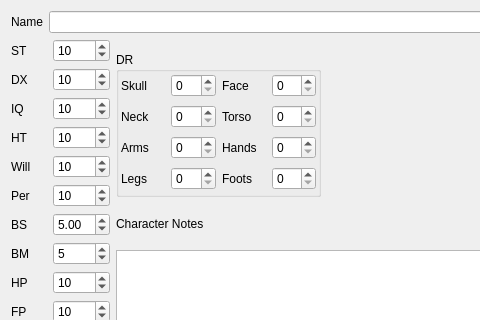
Old version of the form trunk/charactereditor.ui in the repository JFPRENANT/gurps-combat-helper; both pictures show x 0 to 480 and y 0 to 320 of the 685 by 449 pixel window.
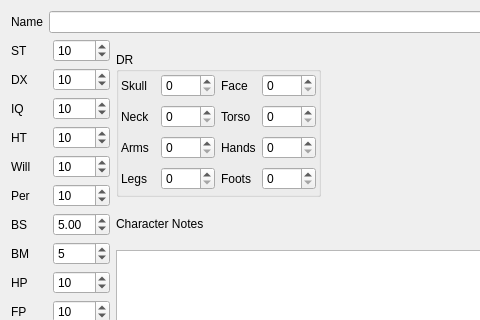
New version of the form.

Commit message: update limits for numerical values up to 10000

Diff of the .ui file:
```diff
--- a/trunk/charactereditor.ui
+++ b/trunk/charactereditor.ui
@@ -7,7 +7,7 @@
     <x>0</x>
     <y>0</y>
     <width>685</width>
-    <height>417</height>
+    <height>445</height>
    </rect>
   </property>
   <property name="windowTitle">
@@ -260,7 +260,11 @@
            </widget>
           </item>
           <item row="0" column="1">
-           <widget class="QSpinBox" name="sbDrSkull"/>
+           <widget class="QSpinBox" name="sbDrSkull">
+            <property name="maximum">
+             <number>9999</number>
+            </property>
+           </widget>
           </item>
           <item row="0" column="2">
            <widget class="QLabel" name="label_17">
@@ -270,7 +274,11 @@
            </widget>
           </item>
           <item row="0" column="3">
-           <widget class="QSpinBox" name="sbDrFace"/>
+           <widget class="QSpinBox" name="sbDrFace">
+            <property name="maximum">
+             <number>9999</number>
+            </property>
+           </widget>
           </item>
           <item row="1" column="0">
            <widget class="QLabel" name="label_18">
@@ -283,7 +291,11 @@
            </widget>
           </item>
           <item row="1" column="1">
-           <widget class="QSpinBox" name="sbDrNeck"/>
+           <widget class="QSpinBox" name="sbDrNeck">
+            <property name="maximum">
+             <number>9999</number>
+            </property>
+           </widget>
           </item>
           <item row="1" column="2">
            <widget class="QLabel" name="label_19">
@@ -293,7 +305,11 @@
            </widget>
           </item>
           <item row="1" column="3">
-           <widget class="QSpinBox" name="sbDrTorso"/>
+           <widget class="QSpinBox" name="sbDrTorso">
+            <property name="maximum">
+             <number>9999</number>
+            </property>
+           </widget>
           </item>
           <item row="2" column="0">
            <widget class="QLabel" name="label_20">
@@ -303,7 +319,11 @@
            </widget>
           </item>
           <item row="2" column="1">
-           <widget class="QSpinBox" name="sbDrArms"/>
+           <widget class="QSpinBox" name="sbDrArms">
+            <property name="maximum">
+             <number>9999</number>
+            </property>
+           </widget>
           </item>
           <item row="2" column="2">
            <widget class="QLabel" name="label_22">
@@ -313,7 +333,11 @@
            </widget>
           </item>
           <item row="2" column="3">
-           <widget class="QSpinBox" name="sbDrHands"/>
+           <widget class="QSpinBox" name="sbDrHands">
+            <property name="maximum">
+             <number>9999</number>
+            </property>
+           </widget>
           </item>
           <item row="3" column="0">
            <widget class="QLabel" name="label_21">
@@ -323,7 +347,11 @@
            </widget>
           </item>
           <item row="3" column="1">
-           <widget class="QSpinBox" name="sbDrLegs"/>
+           <widget class="QSpinBox" name="sbDrLegs">
+            <property name="maximum">
+             <number>9999</number>
+            </property>
+           </widget>
           </item>
           <item row="3" column="2">
            <widget class="QLabel" name="label_23">
@@ -333,7 +361,11 @@
            </widget>
           </item>
           <item row="3" column="3">
-           <widget class="QSpinBox" name="sbDrFoots"/>
+           <widget class="QSpinBox" name="sbDrFoots">
+            <property name="maximum">
+             <number>9999</number>
+            </property>
+           </widget>
           </item>
          </layout>
         </widget>
```
Left out of the diff: 42 changed lines with no effect on the pictures.
